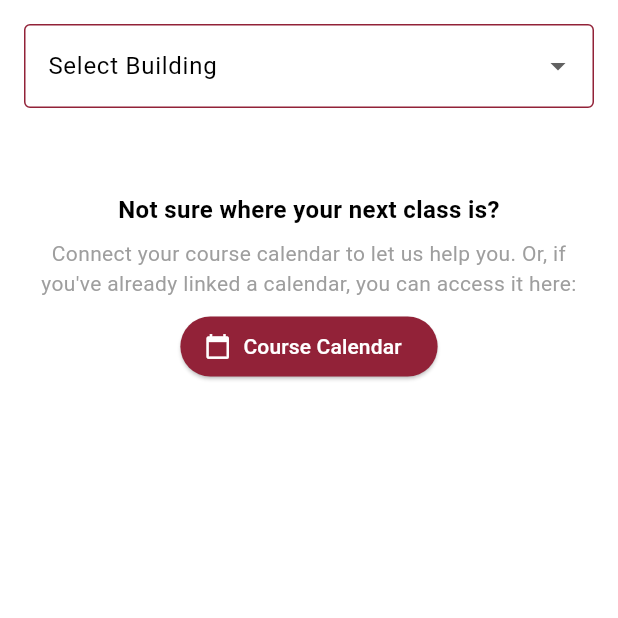
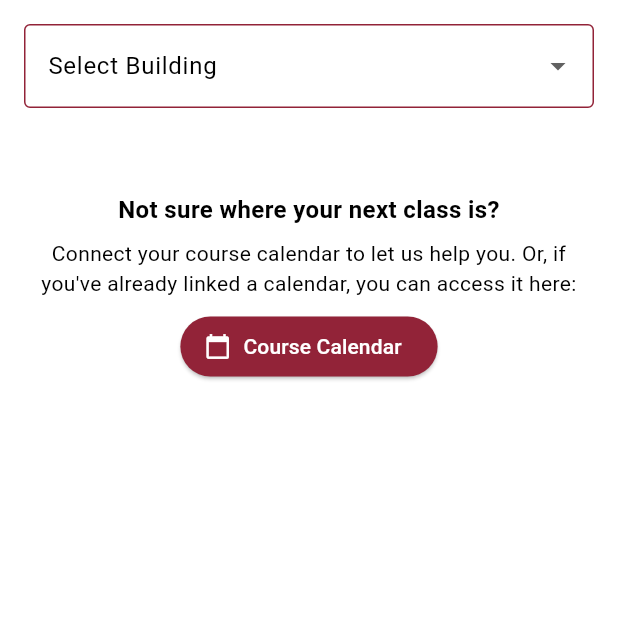
Before and after one commit to SOEN-390-W2025/SOEN-390, a Flutter app: the LocationSelection screen opened directly with empty values, on a phone screen of 412 x 824 dp, the top half of it. Run offline on Flutter 3.47's test engine with Material 3 defaults, Android fonts, the phone set to English and light mode, and no system bars; drawn by our look-alikes of calendar_view; our stand-ins replace flutter_dotenv, flutter_svg, geocoding, geolocator, google_maps_flutter, google_places_flutter and 3 more; missing offline and left inert: dart_openai, device_calendar, flutter_polyline_points, google_directions_api; accounts and stored records are empty; network calls fail.

Commit message:
test: fix test cases

```diff
--- a/concordia_nav/lib/widgets/next_class/location_selection.dart
+++ b/concordia_nav/lib/widgets/next_class/location_selection.dart
@@ -214,7 +214,11 @@ class _LocationSelectionState extends State<LocationSelection> {
 
   @override
   Widget build(BuildContext context) {
+    // Get theme colors
+    final backgroundColor = Theme.of(context).scaffoldBackgroundColor;
+
     return Scaffold(
+      backgroundColor: backgroundColor,
       resizeToAvoidBottomInset: true,
       body: SingleChildScrollView(
         padding: const EdgeInsets.all(16.0),
@@ -235,6 +239,12 @@ class _LocationSelectionState extends State<LocationSelection> {
   // Segmented button for source
   ButtonSegment<String> _buildSegment(
       String value, IconData icon, String label, bool isEnabled) {
+    // Get theme colors
+    final textColor =
+        Theme.of(context).textTheme.bodyLarge?.color ?? Colors.black;
+    final secondaryTextColor =
+        Theme.of(context).textTheme.bodyMedium?.color ?? Colors.grey;
+
     // Explicitly specify that the ButtonSegment is of type String
     return ButtonSegment<String>(
       value: value,
@@ -242,14 +252,21 @@ class _LocationSelectionState extends State<LocationSelection> {
         label,
         textAlign: TextAlign.center,
         style: TextStyle(
-            fontSize: 12, color: isEnabled ? Colors.black : Colors.grey),
+            fontSize: 12,
+            color: isEnabled ? textColor : secondaryTextColor.withAlpha(100)),
       ),
-      icon: Icon(icon, color: isEnabled ? Colors.black : Colors.grey),
+      icon: Icon(icon,
+          color: isEnabled ? textColor : secondaryTextColor.withAlpha(100)),
       enabled: isEnabled,
     );
   }
 
   Widget _buildSegmentedButton() {
+    // Get theme colors
+    final primaryColor = Theme.of(context).primaryColor;
+    final onPrimaryColor = Theme.of(context).colorScheme.onPrimary;
+    final secondaryColor = Theme.of(context).colorScheme.secondary;
+
     return Center(
       child: SegmentedButton<String>(
         selected: {_selectionMode},
@@ -257,8 +274,8 @@ class _LocationSelectionState extends State<LocationSelection> {
           // Ensure the list is of type List<ButtonSegment<String>>
           _buildSegment("myLocation", Icons.my_location, "My Location",
               _isMyLocationAvailable),
-          //_buildSegment(
-          //    "outdoorLocation", Icons.location_on, "Outdoor Location", true),
+          // _buildSegment(
+          //     "outdoorLocation", Icons.location_on, "Outdoor Location", true),
           _buildSegment(
               "selectClassroom", Icons.meeting_room, "Select Classroom", true),
         ],
@@ -274,38 +291,23 @@ class _LocationSelectionState extends State<LocationSelection> {
         style: ButtonStyle(
           foregroundColor: WidgetStateProperty.resolveWith<Color>(
             (states) => states.contains(WidgetState.selected)
-                ? Colors.white
-                : Colors.black,
+                ? onPrimaryColor
+                : Theme.of(context).textTheme.bodyLarge?.color ?? Colors.black,
           ),
           backgroundColor: WidgetStateProperty.resolveWith<Color>(
             (states) => states.contains(WidgetState.selected)
-                ? const Color(0xFF922238)
-                : Colors.grey[300]!,
+                ? primaryColor
+                : secondaryColor.withAlpha(100),
           ),
           iconColor: WidgetStateProperty.resolveWith<Color>(
             (states) => states.contains(WidgetState.selected)
-                ? Colors.white
-                : Colors.black,
+                ? onPrimaryColor
+                : Theme.of(context).textTheme.bodyLarge?.color ?? Colors.black,
           ),
         ),
       ),
     );
   }
-
-  // // Builds the outdoor location selection UI
-  // Widget _buildOutdoorLocation() {
-  //   return Column(
-  //     children: [
-  //       _mapViewModel.buildPlaceAutocompleteTextField(
-  //         controller: TextEditingController(),
-  //         onPlaceSelected: (location) {
-  //           widget.onSelectionComplete(location);
-  //         },
-  //       ),
-  //       const SizedBox(height: 16),
-  //     ],
-  //   );
-  // }
 
   // Builds the select classroom UI
   Widget _buildSelectClassroom() {
@@ -327,7 +329,14 @@ class _LocationSelectionState extends State<LocationSelection> {
       decoration: _buildDropdownDecoration("Select Building"),
       value: _selectedBuilding,
       items: _buildings
-          .map((b) => DropdownMenuItem<String>(value: b, child: Text(b)))
+          .map((b) => DropdownMenuItem<String>(
+                value: b,
+                child: Text(
+                  b,
+                  style: TextStyle(
+                      color: Theme.of(context).textTheme.bodyLarge?.color),
+                ),
+              ))
           .toList(),
       onChanged: (value) async {
         setState(() {
@@ -344,7 +353,14 @@ class _LocationSelectionState extends State<LocationSelection> {
       decoration: _buildDropdownDecoration("Select Floor"),
       value: _selectedFloor,
       items: _floors
-          .map((f) => DropdownMenuItem<String>(value: f, child: Text(f)))
+          .map((f) => DropdownMenuItem<String>(
+                value: f,
+                child: Text(
+                  f,
+                  style: TextStyle(
+                      color: Theme.of(context).textTheme.bodyLarge?.color),
+                ),
+              ))
           .toList(),
       onChanged: (value) async {
         setState(() {
@@ -365,7 +381,11 @@ class _LocationSelectionState extends State<LocationSelection> {
       items: _rooms
           .map((room) => DropdownMenuItem<ConcordiaRoom>(
                 value: room,
-                child: Text(_formatRoomNumber(room.roomNumber)),
+                child: Text(
+                  _formatRoomNumber(room.roomNumber),
+                  style: TextStyle(
+                      color: Theme.of(context).textTheme.bodyLarge?.color),
+                ),
               ))
           .toList(),
       onChanged: (value) {
@@ -381,21 +401,32 @@ class _LocationSelectionState extends State<LocationSelection> {
 
   // Helper method for dropdown decoration
   InputDecoration _buildDropdownDecoration(String labelText) {
+    final primaryColor = Theme.of(context).primaryColor;
+    final textColor =
+        Theme.of(context).textTheme.bodyLarge?.color ?? Colors.black;
+
     return InputDecoration(
       labelText: labelText,
-      labelStyle: const TextStyle(color: Colors.black),
-      floatingLabelStyle: const TextStyle(color: Colors.black),
-      border: const OutlineInputBorder(
-          borderSide: BorderSide(color: Color(0xFF922238))),
-      enabledBorder: const OutlineInputBorder(
-          borderSide: BorderSide(color: Color(0xFF922238))),
-      focusedBorder: const OutlineInputBorder(
-          borderSide: BorderSide(color: Color(0xFF922238), width: 2)),
+      labelStyle: TextStyle(color: textColor),
+      floatingLabelStyle: TextStyle(color: primaryColor),
+      border: OutlineInputBorder(borderSide: BorderSide(color: primaryColor)),
+      enabledBorder:
+          OutlineInputBorder(borderSide: BorderSide(color: primaryColor)),
+      focusedBorder: OutlineInputBorder(
+          borderSide: BorderSide(color: primaryColor, width: 2)),
     );
   }
 
   // Builds the link to the calendar for non-source users
   Widget _buildCalendarLink() {
+    // Get theme colors
+    final primaryColor = Theme.of(context).primaryColor;
+    final onPrimaryColor = Theme.of(context).colorScheme.onPrimary;
+    final textColor =
+        Theme.of(context).textTheme.bodyLarge?.color ?? Colors.black;
+    final secondaryTextColor =
+        Theme.of(context).textTheme.bodyMedium?.color ?? Colors.grey;
+
     return Column(
       children: [
         const SizedBox(height: 24),
@@ -404,24 +435,27 @@ class _LocationSelectionState extends State<LocationSelection> {
             mainAxisSize: MainAxisSize.min,
             crossAxisAlignment: CrossAxisAlignment.center,
             children: [
-              const Text(
+              Text(
                 "Not sure where your next class is?",
-                style: TextStyle(fontWeight: FontWeight.bold, fontSize: 16),
+                style: TextStyle(
+                    fontWeight: FontWeight.bold,
+                    fontSize: 16,
+                    color: textColor),
                 textAlign: TextAlign.center,
               ),
               const SizedBox(height: 8),
-              const Text(
+              Text(
                 "Connect your course calendar to let us help you. Or, if you've already linked a calendar, you can access it here:",
-                style: TextStyle(fontSize: 14, color: Colors.grey),
+                style: TextStyle(fontSize: 14, color: secondaryTextColor),
                 textAlign: TextAlign.center,
               ),
               const SizedBox(height: 8),
               ElevatedButton.icon(
-                icon: const Icon(Icons.calendar_today, color: Colors.white),
+                icon: Icon(Icons.calendar_today, color: onPrimaryColor),
                 label: const Text("Course Calendar"),
                 style: ElevatedButton.styleFrom(
-                  backgroundColor: const Color(0xFF922238),
-                  foregroundColor: Colors.white,
+                  backgroundColor: primaryColor,
+                  foregroundColor: onPrimaryColor,
                 ),
                 onPressed: checkCalendarPermission,
               ),
@@ -434,10 +468,12 @@ class _LocationSelectionState extends State<LocationSelection> {
 
   // Loading indicator for waiting state
   Widget _buildLoadingIndicator() {
-    return const Center(
+    final primaryColor = Theme.of(context).primaryColor;
+
+    return Center(
       child: Padding(
-        padding: EdgeInsets.all(8.0),
-        child: CircularProgressIndicator(color: Color(0xFF962e42)),
+        padding: const EdgeInsets.all(8.0),
+        child: CircularProgressIndicator(color: primaryColor),
       ),
     );
   }
```
Also changed, not shown: 1 other file.
